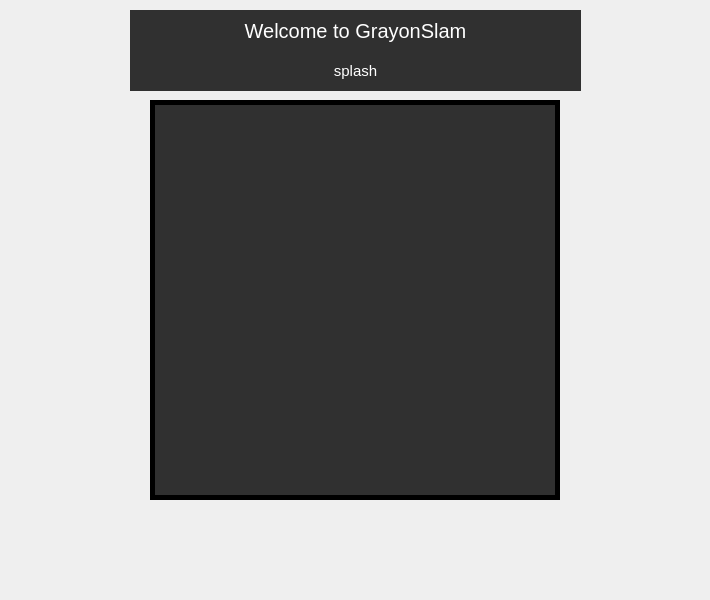
Old version of the form src/views/dashboardview.ui in the repository minorleaguegrayonassociates/GrayonSlam.
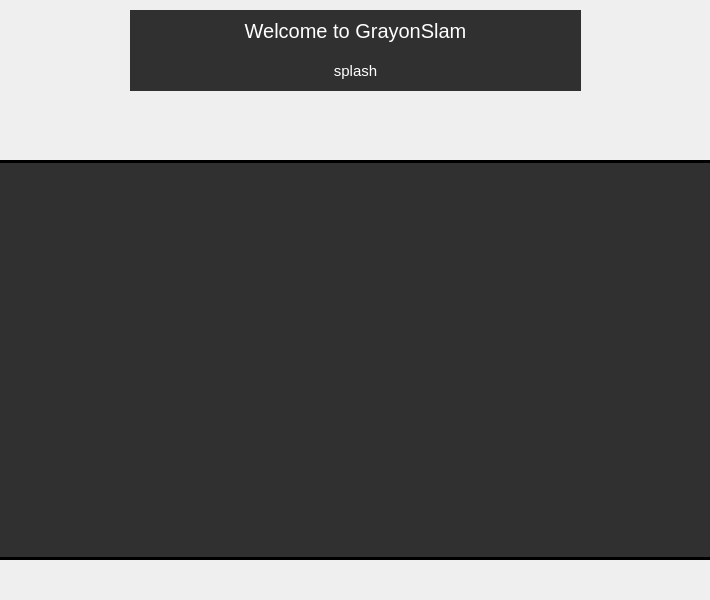
New version of the form.

Commit message: Slideshow class docs. Slideshow covers the screen horizontally and is centered

What changed in the file:
```diff
--- a/src/views/dashboardview.ui
+++ b/src/views/dashboardview.ui
@@ -16,16 +16,17 @@
   <widget class="QWidget" name="widget_slideshow" native="true">
    <property name="geometry">
     <rect>
-     <x>150</x>
-     <y>100</y>
-     <width>410</width>
+     <x>0</x>
+     <y>160</y>
+     <width>711</width>
      <height>400</height>
     </rect>
    </property>
    <property name="styleSheet">
     <string notr="true">QWidget
 {
-	border: 5px solid black;
+	border-top: 3px solid black;
+	border-bottom: 3px solid black;
 	background-color: #303030;
 }</string>
    </property>
```
The commit also changes 2 other files.
